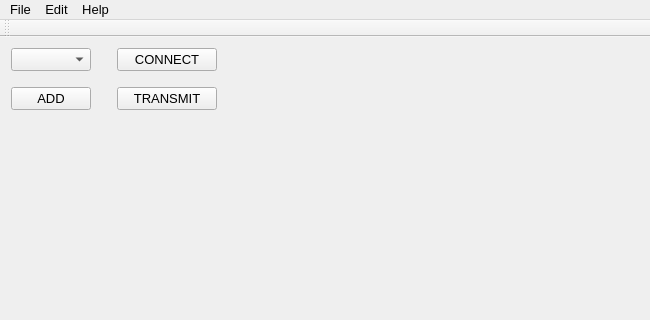
Above: src/window_munk_power_supply/main_window.ui from dmherrington/ECM-Control-System before the change. Below: the same form after it.
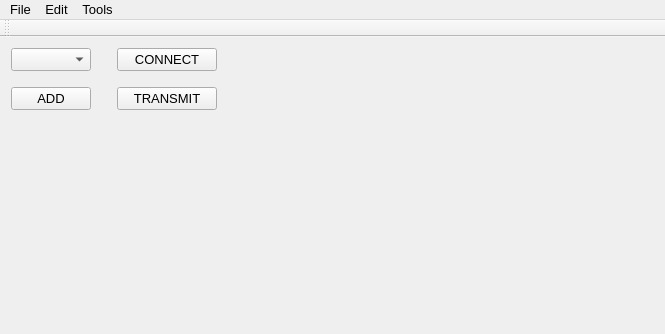
That is the form after the change. Custom widgets are drawn as their Qt base class.

Patch:
```diff
--- a/src/window_munk_power_supply/main_window.ui
+++ b/src/window_munk_power_supply/main_window.ui
@@ -6,8 +6,8 @@
    <rect>
     <x>0</x>
     <y>0</y>
-    <width>650</width>
-    <height>320</height>
+    <width>665</width>
+    <height>334</height>
    </rect>
   </property>
   <property name="sizePolicy">
@@ -31,10 +31,10 @@
    <string>MainWindow</string>
   </property>
   <widget class="QWidget" name="centralWidget">
+   <layout class="QGridLayout" name="gridLayout_3">
+    <item row="0" column="0">
    <layout class="QGridLayout" name="gridLayout_2">
     <item row="0" column="0">
-     <layout class="QHBoxLayout" name="horizontalLayout">
-      <item>
        <layout class="QVBoxLayout" name="verticalLayout">
         <item>
          <layout class="QGridLayout" name="gridLayout">
@@ -214,7 +214,7 @@
         </item>
        </layout>
       </item>
-      <item>
+      <item row="0" column="1">
        <spacer name="horizontalSpacer_3">
         <property name="orientation">
          <enum>Qt::Horizontal</enum>
@@ -230,18 +230,10 @@
         </property>
        </spacer>
       </item>
-      <item>
-       <layout class="QVBoxLayout" name="verticalLayout_2">
-        <property name="spacing">
-         <number>5</number>
-        </property>
-        <property name="sizeConstraint">
-         <enum>QLayout::SetDefaultConstraint</enum>
-        </property>
-        <item>
+      <item row="0" column="2">
          <widget class="graphing::PlotHandler" name="graphWidget" native="true">
           <property name="sizePolicy">
-           <sizepolicy hsizetype="MinimumExpanding" vsizetype="MinimumExpanding">
+         <sizepolicy hsizetype="MinimumExpanding" vsizetype="Minimum">
             <horstretch>0</horstretch>
             <verstretch>0</verstretch>
            </sizepolicy>
@@ -249,12 +241,14 @@
           <property name="minimumSize">
            <size>
             <width>300</width>
-            <height>150</height>
+          <height>200</height>
            </size>
           </property>
          </widget>
         </item>
-        <item>
+     </layout>
+    </item>
+    <item row="1" column="0">
          <spacer name="verticalSpacer">
           <property name="orientation">
            <enum>Qt::Vertical</enum>
@@ -264,8 +258,8 @@
           </property>
           <property name="sizeHint" stdset="0">
            <size>
-            <width>100</width>
-            <height>1</height>
+        <width>10</width>
+        <height>13</height>
            </size>
           </property>
          </spacer>
@@ -286,9 +280,21 @@
           </property>
          </widget>
         </item>
-       </layout>
-      </item>
-     </layout>
+    <item row="3" column="0">
+     <spacer name="verticalSpacer_6">
+      <property name="orientation">
+       <enum>Qt::Vertical</enum>
+      </property>
+      <property name="sizeType">
+       <enum>QSizePolicy::MinimumExpanding</enum>
+      </property>
+      <property name="sizeHint" stdset="0">
+       <size>
+        <width>10</width>
+        <height>37</height>
+       </size>
+      </property>
+     </spacer>
     </item>
    </layout>
   </widget>
@@ -305,8 +311,8 @@
     <rect>
      <x>0</x>
      <y>0</y>
-     <width>650</width>
-     <height>19</height>
+     <width>665</width>
+     <height>21</height>
     </rect>
    </property>
    <widget class="QMenu" name="menuFile">
@@ -328,7 +334,7 @@
    </widget>
    <widget class="QMenu" name="menuHelp">
     <property name="title">
-     <string>Help</string>
+     <string>Tools</string>
     </property>
    </widget>
    <addaction name="menuFile"/>
```
Left out of the diff: 25 changed lines with no effect on the pictures. Lines whose indentation alone changed are shown as unchanged.
